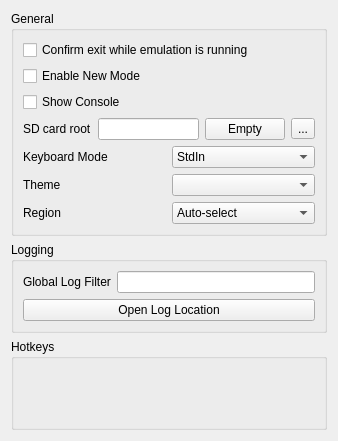
The window that src/citra_qt/configuration/configure_general.ui (grimtnt/citra) describes before a commit, drawn with Qt 5.
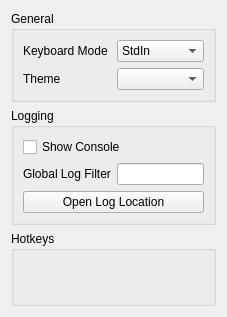
The same window after the commit. Custom widgets are drawn as their Qt base class.

What changed in the file:
```diff
--- a/src/citra_qt/configuration/configure_general.ui
+++ b/src/citra_qt/configuration/configure_general.ui
@@ -6,8 +6,8 @@
    <rect>
     <x>0</x>
     <y>0</y>
-    <width>338</width>
-    <height>441</height>
+    <width>227</width>
+    <height>317</height>
    </rect>
   </property>
   <property name="windowTitle">
@@ -24,65 +24,6 @@
        <layout class="QHBoxLayout" name="horizontalLayout_3">
         <item>
          <layout class="QVBoxLayout" name="verticalLayout_2">
-          <item>
-           <widget class="QCheckBox" name="toggle_check_exit">
-            <property name="text">
-             <string>Confirm exit while emulation is running</string>
-            </property>
-           </widget>
-          </item>
-          <item>
-           <widget class="QCheckBox" name="toggle_new_mode">
-            <property name="text">
-             <string>Enable New Mode</string>
-            </property>
-           </widget>
-          </item>
-          <item>
-           <widget class="QCheckBox" name="toggle_console">
-            <property name="toolTip">
-             <string>&lt;html&gt;&lt;head/&gt;&lt;body&gt;&lt;p&gt;If this is disabled and the software keyboard implementation is StdIn, Citra will freeze when a title starts software keyboard.&lt;/p&gt;&lt;/body&gt;&lt;/html&gt;</string>
-            </property>
-            <property name="text">
-             <string>Show Console</string>
-            </property>
-           </widget>
-          </item>
-          <item>
-           <layout class="QHBoxLayout" name="layout_sd_card_root">
-            <item>
-             <widget class="QLabel" name="label_sd_card_root">
-              <property name="text">
-               <string>SD card root</string>
-              </property>
-             </widget>
-            </item>
-            <item>
-             <widget class="QLineEdit" name="sd_card_root">
-              <property name="toolTip">
-               <string>Empty for user directory/sdmc</string>
-              </property>
-              <property name="readOnly">
-               <bool>true</bool>
-              </property>
-             </widget>
-            </item>
-            <item>
-             <widget class="QPushButton" name="button_sd_card_root_empty">
-              <property name="text">
-               <string>Empty</string>
-              </property>
-             </widget>
-            </item>
-            <item>
-             <widget class="QToolButton" name="button_sd_card_root">
-              <property name="text">
-               <string>...</string>
-              </property>
-             </widget>
-            </item>
-           </layout>
-          </item>
           <item>
            <layout class="QHBoxLayout" name="layout_keyboard_mode">
             <item>
@@ -122,61 +63,6 @@
             </item>
            </layout>
           </item>
-          <item>
-           <layout class="QHBoxLayout" name="horizontalLayout_7">
-            <item>
-             <widget class="QLabel" name="label">
-              <property name="text">
-               <string>Region</string>
-              </property>
-             </widget>
-            </item>
-            <item>
-             <widget class="QComboBox" name="region_combobox">
-              <item>
-               <property name="text">
-                <string>Auto-select</string>
-               </property>
-              </item>
-              <item>
-               <property name="text">
-                <string notr="true">JPN</string>
-               </property>
-              </item>
-              <item>
-               <property name="text">
-                <string notr="true">USA</string>
-               </property>
-              </item>
-              <item>
-               <property name="text">
-                <string notr="true">EUR</string>
-               </property>
-              </item>
-              <item>
-               <property name="text">
-                <string notr="true">AUS</string>
-               </property>
-              </item>
-              <item>
-               <property name="text">
-                <string notr="true">CHN</string>
-               </property>
-              </item>
-              <item>
-               <property name="text">
-                <string notr="true">KOR</string>
-               </property>
-              </item>
-              <item>
-               <property name="text">
-                <string notr="true">TWN</string>
-               </property>
-              </item>
-             </widget>
-            </item>
-           </layout>
-          </item>
          </layout>
         </item>
        </layout>
@@ -188,6 +74,16 @@
         <string>Logging</string>
        </property>
        <layout class="QVBoxLayout" name="verticalLayout_7">
+        <item>
+         <widget class="QCheckBox" name="toggle_console">
+          <property name="toolTip">
+           <string>&lt;html&gt;&lt;head/&gt;&lt;body&gt;&lt;p&gt;If this is disabled and the software keyboard implementation is StdIn, Citra will freeze when a title starts software keyboard.&lt;/p&gt;&lt;/body&gt;&lt;/html&gt;</string>
+          </property>
+          <property name="text">
+           <string>Show Console</string>
+          </property>
+         </widget>
+        </item>
         <item>
          <layout class="QHBoxLayout" name="horizontalLayout_8">
           <item>
```
